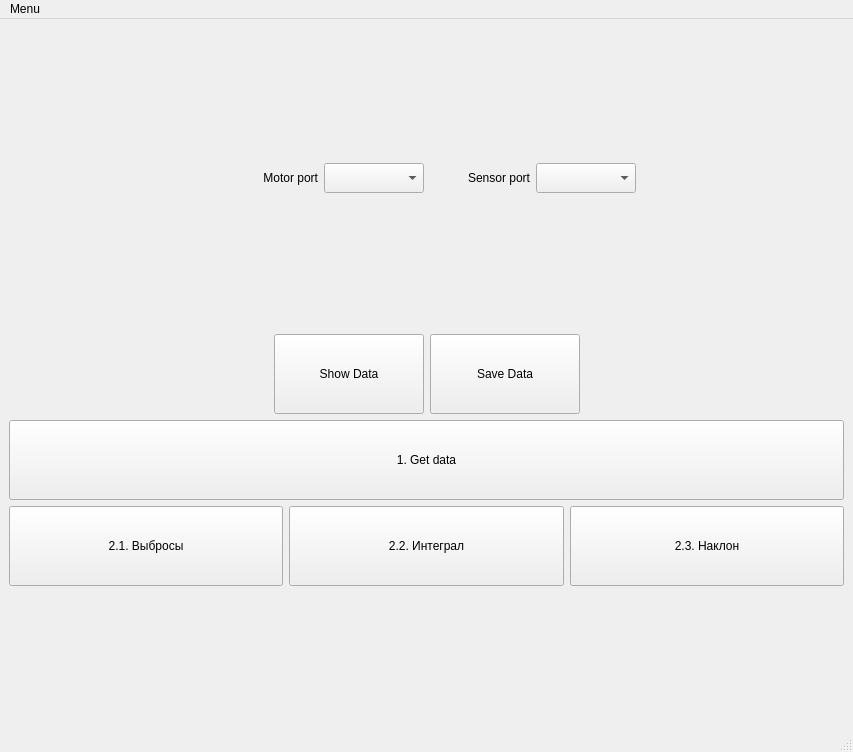
Before: the Qt Designer form HelmUI.ui in BuslaySt/Helmholz-Polymagnit, drawn with Qt 5.
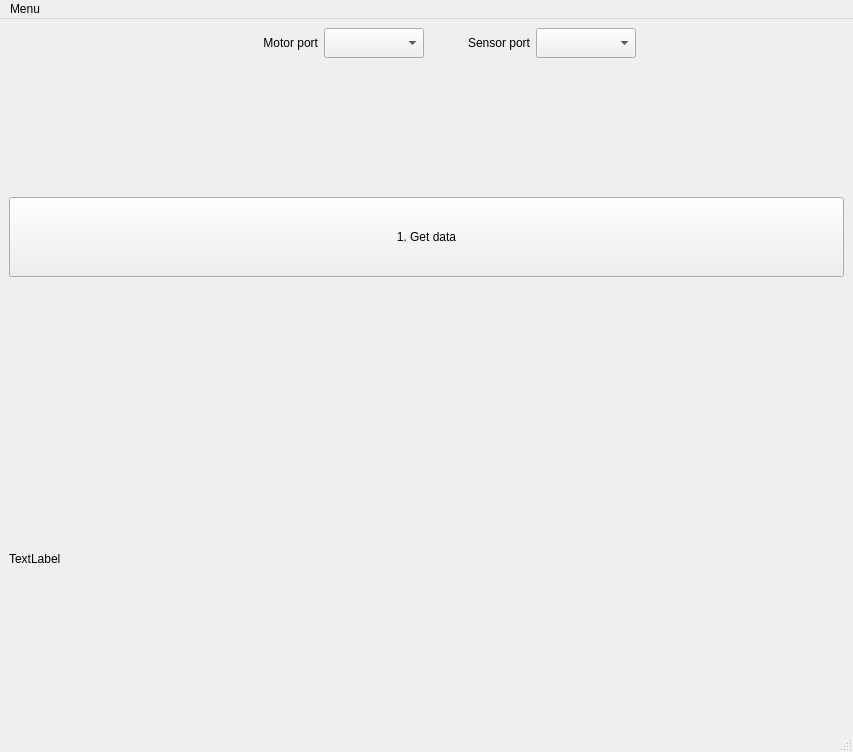
After: the same form once the commit is applied. Icons and pictures are not drawn.

What changed in the file:
```diff
--- a/HelmUI.ui
+++ b/HelmUI.ui
@@ -118,45 +118,6 @@
           </property>
          </spacer>
         </item>
-        <item>
-         <widget class="QPushButton" name="pBtn_Show">
-          <property name="minimumSize">
-           <size>
-            <width>150</width>
-            <height>80</height>
-           </size>
-          </property>
-          <property name="text">
-           <string>Show Data</string>
-          </property>
-         </widget>
-        </item>
-        <item>
-         <widget class="QPushButton" name="pBtn_Save">
-          <property name="minimumSize">
-           <size>
-            <width>150</width>
-            <height>80</height>
-           </size>
-          </property>
-          <property name="text">
-           <string>Save Data</string>
-          </property>
-         </widget>
-        </item>
-        <item>
-         <spacer name="horizontalSpacer_2">
-          <property name="orientation">
-           <enum>Qt::Horizontal</enum>
-          </property>
-          <property name="sizeHint" stdset="0">
-           <size>
-            <width>40</width>
-            <height>20</height>
-           </size>
-          </property>
-         </spacer>
-        </item>
        </layout>
       </item>
       <item>
@@ -176,54 +137,22 @@
         </item>
        </layout>
       </item>
-      <item>
-       <layout class="QHBoxLayout" name="hLayout_2_3">
-        <item>
-         <widget class="QPushButton" name="pBtn_Outliers">
-          <property name="minimumSize">
-           <size>
-            <width>100</width>
-            <height>80</height>
-           </size>
-          </property>
-          <property name="text">
-           <string>2.1. Выбросы</string>
-          </property>
-         </widget>
-        </item>
-        <item>
-         <widget class="QPushButton" name="pBtn_Integrate">
-          <property name="minimumSize">
-           <size>
-            <width>100</width>
-            <height>80</height>
-           </size>
-          </property>
-          <property name="text">
-           <string>2.2. Интеграл</string>
-          </property>
-         </widget>
-        </item>
-        <item>
-         <widget class="QPushButton" name="pBtn_Slope">
-          <property name="minimumSize">
-           <size>
-            <width>100</width>
-            <height>80</height>
-           </size>
-          </property>
-          <property name="text">
-           <string>2.3. Наклон</string>
-          </property>
-         </widget>
-        </item>
-       </layout>
-      </item>
      </layout>
     </item>
     <item>
      <layout class="QHBoxLayout" name="Layout_3h"/>
     </item>
+    <item>
+     <layout class="QHBoxLayout" name="hLayout_2_3">
+      <item>
+       <widget class="QLabel" name="lbl_1">
+        <property name="text">
+         <string>TextLabel</string>
+        </property>
+       </widget>
+      </item>
+     </layout>
+    </item>
    </layout>
   </widget>
   <widget class="QStatusBar" name="statusBar"/>
```
